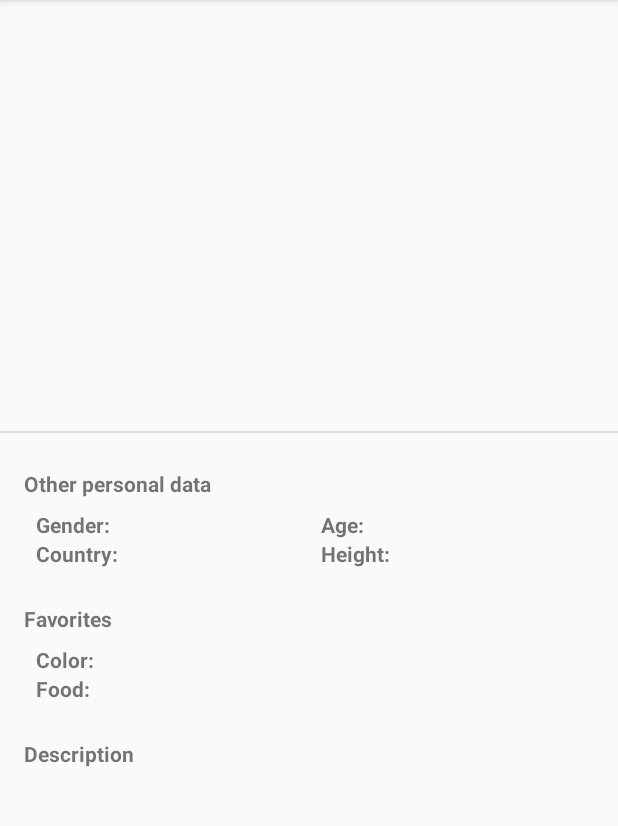
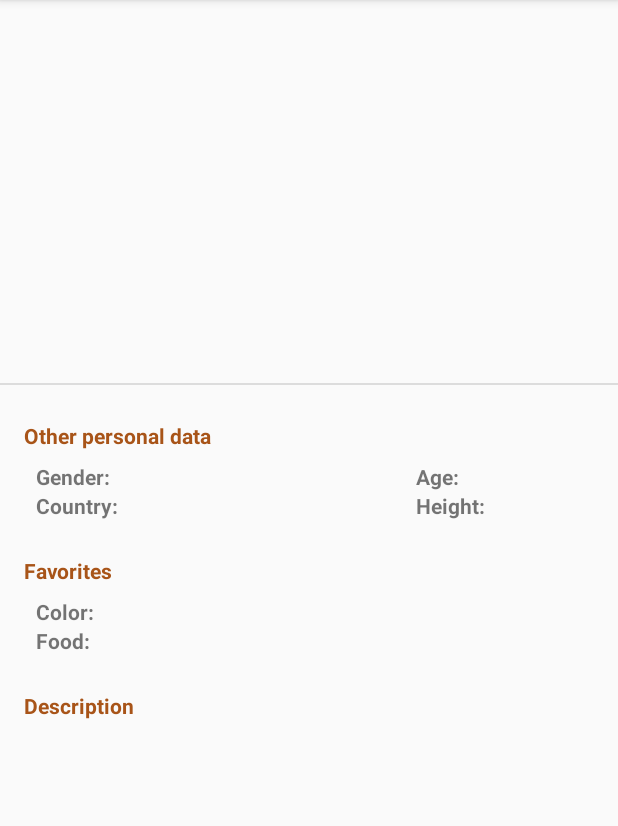
Before and after one commit to MerylMP/OLCrew, an Android app: the fragment DetailOLFragment placed in its activity, on a phone screen of 412 x 824 dp, the part 84-910 px from its top. Run offline under Robolectric (Android 15) with nearby library versions, the phone set to English and light mode, and no system bars; pictures from the network do not load; 3 statements that could not run were skipped.

Commit message:
layout improvements

```diff
--- a/app/src/main/res/layout/fragment_detail_ol.xml
+++ b/app/src/main/res/layout/fragment_detail_ol.xml
@@ -20,7 +20,7 @@
                 android:id = "@+id/detailsView_image"
                 android:layout_width = "130dp"
                 android:layout_height = "130dp"
-                android:layout_marginTop = "48dp"
+                android:layout_marginTop = "24dp"
                 app:layout_constraintEnd_toEndOf = "parent"
                 app:layout_constraintStart_toStartOf = "parent"
                 app:layout_constraintTop_toTopOf = "parent"
@@ -32,6 +32,7 @@
                 android:layout_height = "wrap_content"
                 android:layout_marginTop = "16dp"
                 android:textAlignment = "center"
+                android:textColor = "@color/chocolate"
                 android:textStyle = "bold"
                 app:layout_constraintEnd_toEndOf = "parent"
                 app:layout_constraintStart_toStartOf = "parent"
@@ -43,6 +44,7 @@
                 android:layout_width = "0dp"
                 android:layout_height = "wrap_content"
                 android:textAlignment = "center"
+                android:textColor = "@color/chocolate"
                 android:textStyle = "bold"
                 app:layout_constraintEnd_toEndOf = "parent"
                 app:layout_constraintStart_toStartOf = "parent"
@@ -55,6 +57,7 @@
                 android:layout_height = "wrap_content"
                 android:textAlignment = "center"
                 android:textAllCaps = "true"
+                android:textColor = "@color/chocolate"
                 android:textStyle = "normal"
                 app:layout_constraintEnd_toEndOf = "parent"
                 app:layout_constraintStart_toStartOf = "parent"
@@ -67,6 +70,7 @@
                 android:layout_height = "wrap_content"
                 android:textAlignment = "center"
                 android:textAllCaps = "false"
+                android:textColor = "@color/chocolate"
                 android:textStyle = "normal"
                 app:layout_constraintEnd_toEndOf = "parent"
                 app:layout_constraintStart_toStartOf = "parent"
@@ -77,7 +81,7 @@
                 android:id = "@+id/detailsView_divider"
                 android:layout_width = "match_parent"
                 android:layout_height = "1dp"
-                android:layout_marginTop = "16dp"
+                android:layout_marginTop = "8dp"
                 android:background = "?android:attr/listDivider"
                 app:layout_constraintTop_toBottomOf = "@id/detailsView_email" />
 
@@ -90,6 +94,7 @@
                 android:layout_marginEnd = "16dp"
                 android:text = "@string/title_otherPersonalData"
                 android:textAlignment = "textStart"
+                android:textColor = "@color/chocolate"
                 android:textStyle = "bold"
                 app:layout_constraintEnd_toEndOf = "parent"
                 app:layout_constraintStart_toStartOf = "parent"
@@ -167,7 +172,7 @@
                 <androidx.constraintlayout.widget.ConstraintLayout
                     android:layout_width = "match_parent"
                     android:layout_height = "wrap_content"
-                    android:layout_weight = "1">
+                    android:layout_weight = "2">
 
                     <TextView
                         android:id = "@+id/detailsView_ageLabel"
@@ -232,6 +237,7 @@
                 android:layout_marginEnd = "16dp"
                 android:text = "@string/title_favorites"
                 android:textAlignment = "textStart"
+                android:textColor = "@color/chocolate"
                 android:textStyle = "bold"
                 app:layout_constraintEnd_toEndOf = "parent"
                 app:layout_constraintStart_toStartOf = "parent"
@@ -295,6 +301,7 @@
                 android:layout_marginEnd = "16dp"
                 android:text = "@string/title_description"
                 android:textAlignment = "textStart"
+                android:textColor = "@color/chocolate"
                 android:textStyle = "bold"
                 app:layout_constraintEnd_toEndOf = "parent"
                 app:layout_constraintStart_toStartOf = "parent"
@@ -304,11 +311,10 @@
                 android:id = "@+id/detailsView_description"
                 android:layout_width = "0dp"
                 android:layout_height = "wrap_content"
-                android:layout_gravity = "center_vertical|end"
                 android:layout_marginStart = "16dp"
                 android:layout_marginTop = "8dp"
+                android:layout_marginBottom="8dp"
                 android:layout_marginEnd = "16dp"
-                android:gravity = "end"
                 android:textStyle = "normal"
                 app:layout_constraintBottom_toBottomOf = "parent"
                 app:layout_constraintEnd_toEndOf = "parent"
--- a/app/src/main/res/values/colors.xml
+++ b/app/src/main/res/values/colors.xml
@@ -3,4 +3,5 @@
     <color name = "colorPrimary">#008577</color>
     <color name = "colorPrimaryDark">#00574B</color>
     <color name = "colorAccent">#D81B60</color>
+    <color name = "chocolate">#A85418</color>
 </resources>
```
